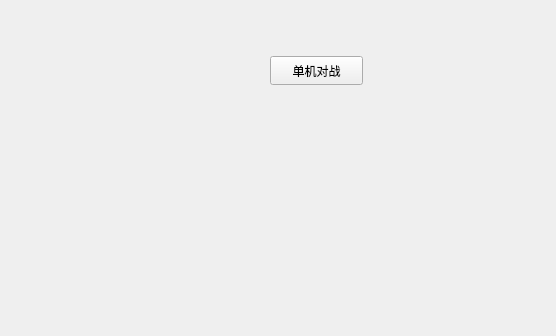
Above: mainwindow.ui from lgb666666661/Gobang before the change; both pictures show x 0 to 556 and y 264 to 600 of the 800 by 600 pixel window. Below: the same form after it.
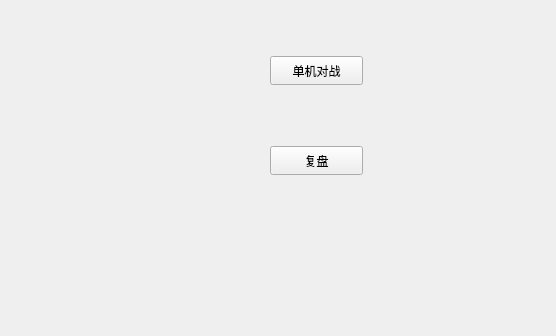
That is the form after the change.

Patch:
```diff
--- a/mainwindow.ui
+++ b/mainwindow.ui
@@ -13,6 +13,9 @@
   <property name="windowTitle">
    <string>MainWindow</string>
   </property>
+  <property name="styleSheet">
+   <string notr="true">background-image:rgb(85, 255, 127)</string>
+  </property>
   <widget class="QWidget" name="centralwidget">
    <widget class="QPushButton" name="pveButton">
     <property name="geometry">
@@ -53,6 +56,19 @@
      <string>单机对战</string>
     </property>
    </widget>
+   <widget class="QPushButton" name="pvpButton_2">
+    <property name="geometry">
+     <rect>
+      <x>270</x>
+      <y>410</y>
+      <width>93</width>
+      <height>29</height>
+     </rect>
+    </property>
+    <property name="text">
+     <string>复盘</string>
+    </property>
+   </widget>
   </widget>
  </widget>
  <resources/>
```
